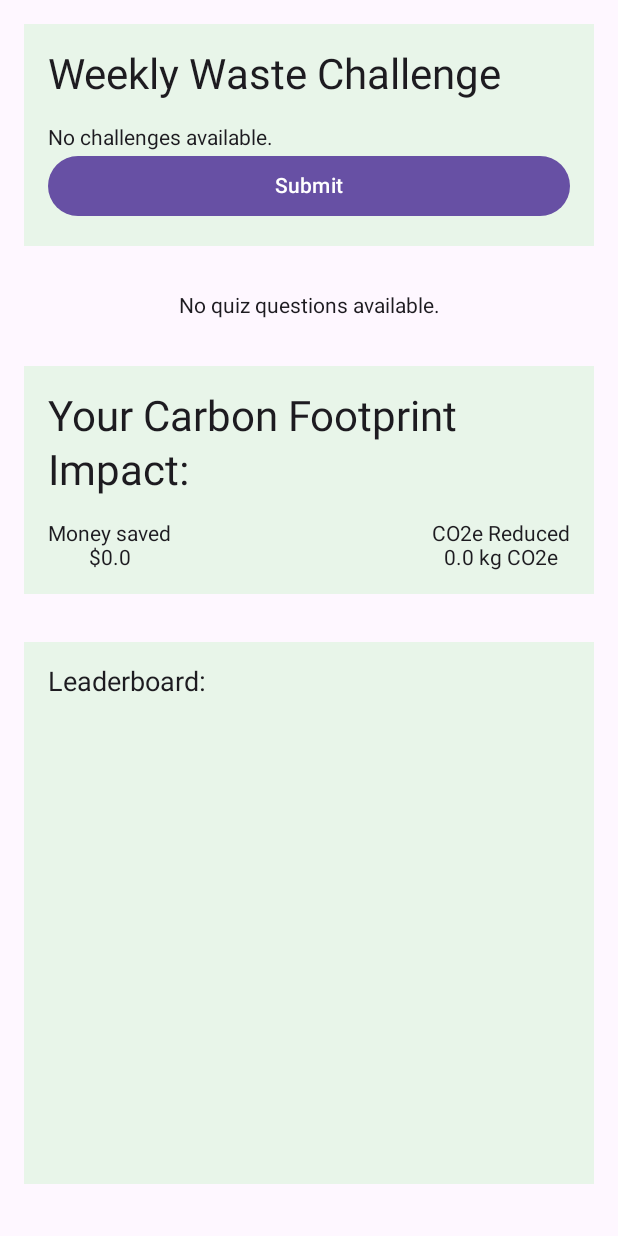
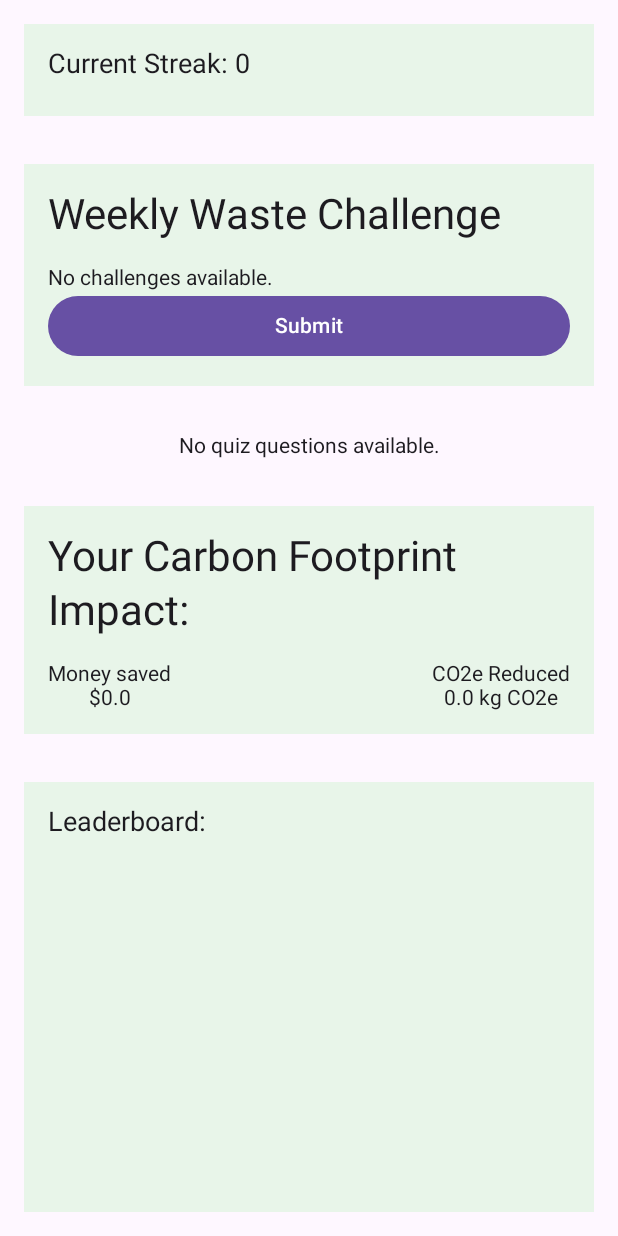
Before and after one commit to nazim117/Waste-Management, an Android app built with Jetpack Compose: the screen it shows after launch (MainActivity), on a phone screen of 412 x 824 dp. Run offline under Robolectric (Android 15) with nearby library versions, the phone set to English and light mode, and no system bars; our stand-ins replace Firebase (no records; nobody signed in at launch, a user with empty details on screens opened directly).

Commit message:
added streak feature added loading screen

```diff
--- a/WasteManagementApp/app/src/main/java/com/example/wastemanagementapp/MainActivity.kt
+++ b/WasteManagementApp/app/src/main/java/com/example/wastemanagementapp/MainActivity.kt
@@ -5,9 +5,11 @@ import android.os.Bundle
 import androidx.activity.ComponentActivity
 import androidx.activity.compose.setContent
 import androidx.compose.foundation.layout.Arrangement
+import androidx.compose.foundation.layout.Box
 import androidx.compose.foundation.layout.fillMaxSize
 import androidx.compose.foundation.layout.padding
 import androidx.compose.foundation.lazy.LazyColumn
+import androidx.compose.material3.CircularProgressIndicator
 import androidx.compose.material3.MaterialTheme
 import androidx.compose.material3.Surface
 import androidx.compose.ui.Alignment
@@ -18,6 +20,7 @@ import com.example.wastemanagementapp.ui.theme.ChallengeViewModel
 import com.example.wastemanagementapp.ui.theme.Leaderboard
 import com.example.wastemanagementapp.ui.theme.QuizScreen
 import com.example.wastemanagementapp.ui.theme.QuizViewModel
+import com.example.wastemanagementapp.ui.theme.UserStreakScreen
 import com.google.firebase.firestore.FirebaseFirestore
 import java.util.UUID
 
@@ -31,7 +34,26 @@ class MainActivity : ComponentActivity() {
         val userId = getUserId()
 
         setContent {
+            // Get all view models
+            val challengeViewModel: ChallengeViewModel = viewModel()
+            val quizViewModel: QuizViewModel = viewModel()
+
+            // Check if any data is still loading
+            val isLoading = challengeViewModel.loading || quizViewModel.loading
+            // Add other view models' loading states if needed, e.g. leaderboard loading
+
+            // Render the UI
             Surface(color = MaterialTheme.colorScheme.background) {
+                if (isLoading) {
+                    // Full-screen loading indicator
+                    Box(
+                        modifier = Modifier.fillMaxSize(),
+                        contentAlignment = Alignment.Center
+                    ) {
+                        CircularProgressIndicator()
+                    }
+                } else {
+                    // Show actual content once data is loaded
                     LazyColumn(
                         modifier = Modifier
                             .fillMaxSize()
@@ -40,26 +62,28 @@ class MainActivity : ComponentActivity() {
                         horizontalAlignment = Alignment.CenterHorizontally
                     ) {
                         item {
-                        // Weekly User Challenge (1st)
-                        val challengeViewModel = viewModel<ChallengeViewModel>()
-                        challengeViewModel.WeeklyUserChallengeScreen(viewModel = challengeViewModel, userId = userId, firestore = firestore) // Call directly from ViewModel
+                            UserStreakScreen(userId = userId, firestore = firestore)
                         }
 
                         item {
-                        // Quiz Screen (2nd)
-                        val quizViewModel = viewModel<QuizViewModel>()
+                            // Weekly User Challenge
+                            challengeViewModel.WeeklyUserChallengeScreen(viewModel = challengeViewModel, userId = userId)
+                        }
+
+                        item {
+                            // Quiz Screen
                             QuizScreen(viewModel = quizViewModel, userId = userId, firestore = firestore)
                         }
 
                         item {
-                        // Carbon Footprint (3rd)
-                        val challengeViewModel = viewModel<ChallengeViewModel>()
+                            // Carbon Footprint Screen
                             CarbonFootprintScreen(userId = userId)
                         }
 
                         item {
-                        // Leaderboard (4th)
+                            // Leaderboard
                             Leaderboard(firestore = firestore)
+                        }
                     }
                 }
             }
--- a/WasteManagementApp/app/src/main/java/com/example/wastemanagementapp/ui/theme/ChallengeViewModel.kt
+++ b/WasteManagementApp/app/src/main/java/com/example/wastemanagementapp/ui/theme/ChallengeViewModel.kt
@@ -4,9 +4,7 @@ import androidx.compose.foundation.background
 import androidx.compose.foundation.layout.Arrangement
 import androidx.compose.foundation.layout.Column
 import androidx.compose.foundation.layout.Row
-import androidx.compose.foundation.layout.Spacer
 import androidx.compose.foundation.layout.fillMaxWidth
-import androidx.compose.foundation.layout.height
 import androidx.compose.foundation.layout.padding
 import androidx.compose.material.icons.Icons
 import androidx.compose.material.icons.filled.Star
@@ -39,6 +37,12 @@ class ChallengeViewModel : ViewModel() {
     private val _challenges = mutableStateListOf<Challenge>()
     val challenges: List<Challenge> = _challenges
 
+    private var _streak = mutableStateOf(0)
+    val streak: Int get() = _streak.value
+
+    private var _loading = mutableStateOf(true)
+    val loading: Boolean get() = _loading.value
+
     private var _currentChallengeIndex = mutableStateOf(0)
     val currentChallengeIndex: Int get() = _currentChallengeIndex.value
 
@@ -64,8 +68,10 @@ class ChallengeViewModel : ViewModel() {
         fetchChallenges()
     }
 
+
     private fun fetchChallenges() {
         viewModelScope.launch(Dispatchers.IO) {
+            _loading.value = true
             firestore.collection("challenges")
                 .document("waste_management")
                 .collection("tasks")
@@ -76,9 +82,12 @@ class ChallengeViewModel : ViewModel() {
                     }
                     _challenges.clear()
                     _challenges.addAll(fetchedChallenges)
+                    _loading.value = false
+
                 }
                 .addOnFailureListener { exception ->
                     exception.printStackTrace()
+                    _loading.value = false
                 }
         }
     }
@@ -88,6 +97,7 @@ class ChallengeViewModel : ViewModel() {
             if (_currentChallengeProgress.value < 3) {
                 _currentChallengeProgress.value++
             }
+
             if (_currentChallengeProgress.value == 3) {
                 _currentChallengeFinished.value = true
 
@@ -105,7 +115,8 @@ class ChallengeViewModel : ViewModel() {
                                     "userId" to userId,
                                     "score" to _score.value,
                                     "carbonSavings" to _totalCarbonSavings.value,
-                                    "moneySaved" to _totalMoneySaved.value
+                                    "moneySaved" to _totalMoneySaved.value,
+                                    "streak" to _streak.value
                                 )
                             )
                         } else {
@@ -114,19 +125,23 @@ class ChallengeViewModel : ViewModel() {
                             val currentFirestoreScore = documents.documents[0].getLong("score")?.toInt() ?:0
                             val currentFirestoreCarbonSavings = documents.documents[0].getLong("carbonSavings")?.toDouble() ?:0.0
                             val currentFirestoreMoneySaved = documents.documents[0].getLong("moneySaved")?.toInt() ?:0
+                            val currentFirestoreStreak = documents.documents[0].getLong("streak")?.toInt() ?:0
 
-                            val updatedScore = currentFirestoreScore + _score.value
+                            val updatedScore = currentFirestoreScore + 1
                             val updatedCarbonSavings = currentFirestoreCarbonSavings + _totalCarbonSavings.value
                             val updatedMoneySaved = currentFirestoreMoneySaved + _totalMoneySaved.value
+                            val updatedStreak = currentFirestoreStreak + 1
 
                             println("updated score $updatedScore")
                             println("updated carbonSavings $updatedCarbonSavings")
                             println("updated MoneySaved $updatedMoneySaved")
+                            println("updated Streak $updatedStreak")
 
                             val updates = mapOf(
                                 "score" to updatedScore,
                                 "carbonSavings" to updatedCarbonSavings,
-                                "moneySaved" to updatedMoneySaved
+                                "moneySaved" to updatedMoneySaved,
+                                "streak" to updatedStreak
                             )
 
                             // Perform the update
@@ -153,6 +168,8 @@ class ChallengeViewModel : ViewModel() {
     private fun submitChallenge(userId: String) {
         _currentChallengeProgress.value = 0
         _currentChallengeFinished.value = false
+
+        _streak.value += 1
         if (_currentChallengeIndex.value < challenges.size - 1) {
             _currentChallengeIndex.value++
         } else {
@@ -172,11 +189,13 @@ class ChallengeViewModel : ViewModel() {
                 // User already exists, update the document
                 val currentCarbonSavings = documentSnapshot.getDouble("carbonSavings") ?: 0.0
                 val currentScore = documentSnapshot.getLong("score")?.toInt() ?: 0
+                val currentStreak = documentSnapshot.getLong("streak")?.toInt() ?: 0
 
                 userDocRef.update(
                     mapOf(
                         "carbonSavings" to currentCarbonSavings + totalCarbonSavings,
-                        "score" to currentScore + score
+                        "score" to currentScore + score,
+                        "streak" to currentStreak + 1
                     )
                 )
             } else {
@@ -185,7 +204,8 @@ class ChallengeViewModel : ViewModel() {
                     mapOf(
                         "userId" to userId,
                         "carbonSavings" to totalCarbonSavings,
-                        "score" to score
+                        "score" to score,
+                        "streak" to streak
                     )
                 )
             }
@@ -194,17 +214,8 @@ class ChallengeViewModel : ViewModel() {
             exception.printStackTrace()
         }
     }
-
-    fun getCarbonSavings(): Double {
-        return _totalCarbonSavings.value
-    }
-
-    fun getMoneySaved(): Double {
-        return _totalMoneySaved.value
-    }
-
     @Composable
-    fun WeeklyUserChallengeScreen(viewModel: ChallengeViewModel, userId: String, firestore: FirebaseFirestore) {
+    fun WeeklyUserChallengeScreen(viewModel: ChallengeViewModel, userId: String) {
         val challenges = viewModel.challenges
         val challengesCompleted = viewModel.challengesCompleted
 
--- a/WasteManagementApp/app/src/main/java/com/example/wastemanagementapp/ui/theme/QuizViewModel.kt
+++ b/WasteManagementApp/app/src/main/java/com/example/wastemanagementapp/ui/theme/QuizViewModel.kt
@@ -46,6 +46,9 @@ class QuizViewModel: ViewModel(){
     private val _questions = mutableStateListOf<QuizQuestion>()
     val questions: List<QuizQuestion> = _questions
 
+    private var _loading = mutableStateOf(true)
+    val loading: Boolean get() = _loading.value
+
     private val _leaderboard = mutableStateListOf<LeaderboardEntry>()
 
     private var _currentQuestionIndex = mutableStateOf(0)
@@ -67,6 +70,7 @@ class QuizViewModel: ViewModel(){
 
     private fun fetchQuizQuestions() {
         viewModelScope.launch(Dispatchers.IO){
+            _loading.value = true
             firestore.collection("quizzes")
                 .document("waste_management")
                 .collection("questions")
@@ -75,11 +79,14 @@ class QuizViewModel: ViewModel(){
                     val fetchedQuestions = result.mapNotNull { document ->
                         document.toObject(QuizQuestion::class.java)
                     }
+                    _questions.clear()
                     _questions.addAll(fetchedQuestions)
+                    _loading.value = false
                 }
                 .addOnFailureListener{ exception ->
                     viewModelScope.launch (Dispatchers.Main){
                         exception.printStackTrace()
+                        _loading.value = false
                     }
                 }
         }
@@ -150,7 +157,6 @@ fun QuizScreen(viewModel: QuizViewModel, userId: String, firestore: FirebaseFire
     val questions = viewModel.questions
     val quizFinished by viewModel.quizFinished
     val score by viewModel.score
-
     var showDialog by remember { mutableStateOf(false) }
 
     if(quizFinished && !showDialog){
--- /dev/null
+++ b/WasteManagementApp/app/src/main/java/com/example/wastemanagementapp/ui/theme/UserStreakScreen.kt
@@ -0,0 +1,71 @@
+package com.example.wastemanagementapp.ui.theme
+
+import androidx.compose.foundation.background
+import androidx.compose.foundation.layout.Column
+import androidx.compose.foundation.layout.fillMaxSize
+import androidx.compose.foundation.layout.padding
+import androidx.compose.material3.Text
+import androidx.compose.runtime.*
+import androidx.compose.ui.Modifier
+import androidx.compose.ui.graphics.Color
+import androidx.compose.ui.unit.dp
+import androidx.compose.ui.unit.sp
+import com.google.firebase.firestore.FirebaseFirestore
+import com.google.firebase.firestore.ListenerRegistration
+
+@Composable
+fun UserStreakScreen(userId: String, firestore: FirebaseFirestore) {
+    var streak by remember { mutableStateOf(0) }
+    var snapshotListener by remember { mutableStateOf<ListenerRegistration?>(null) }
+
+    DisposableEffect(Unit) {
+        snapshotListener = setupStreakListener(firestore, userId) { newStreak ->
+            streak = newStreak
+        }
+
+        onDispose {
+            snapshotListener?.remove()
+        }
+    }
+
+    Column(
+        modifier = Modifier
+            .fillMaxSize()
+            .background(Color(0xFFE8F5E9))
+            .padding(16.dp)
+    ) {
+        Text(
+            text = "Current Streak: $streak",
+            fontSize = 18.sp,
+            modifier = Modifier.padding(bottom = 8.dp)
+        )
+    }
+}
+
+fun setupStreakListener(
+    firestore: FirebaseFirestore,
+    userId: String,
+    onStreakChanged: (Int) -> Unit
+): ListenerRegistration? {
+    println("Setting up listener for userId field: $userId") // Debug log
+
+    return firestore.collection("leaderboard")
+        .whereEqualTo("userId", userId) // Query by the userId field instead of document ID
+        .limit(1) // Since we expect only one document per userId, limit to 1 result
+        .addSnapshotListener { snapshots, exception ->
+            if (exception != null) {
+                println("Error fetching streak: ${exception.message}")
+                exception.printStackTrace()
+                return@addSnapshotListener
+            }
+
+            if (snapshots != null && !snapshots.isEmpty) {
+                val document = snapshots.documents[0]
+                val newStreak = document.getLong("streak")?.toInt() ?: 0
+                println("Fetched streak: $newStreak for userId: $userId") // Debug log
+                onStreakChanged(newStreak)
+            } else {
+                println("No document found for userId: $userId") // Debug log
+            }
+        }
+}
```
Also changed, not shown: WasteManagementApp/app/src/main/java/com/example/wastemanagementapp/ui/theme/Leaderboard.kt (+0 -19 lines), WasteManagementApp/app/src/main/java/com/example/wastemanagementapp/ui/theme/WeeklyUserChallenge.kt (deleted, +0 -58 lines). Lines whose indentation alone changed are shown as unchanged.
